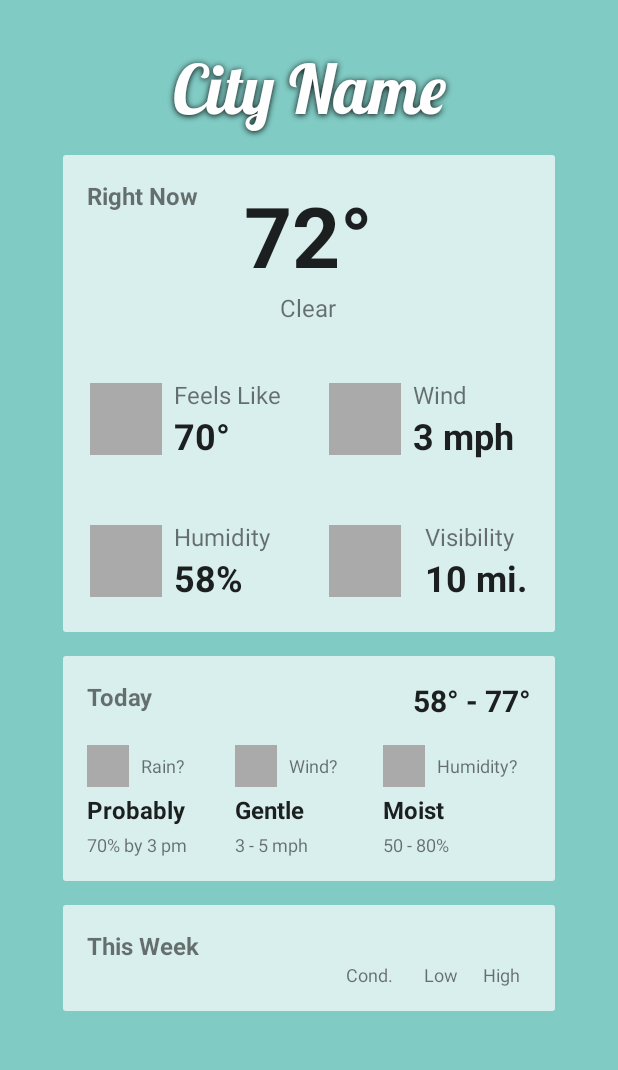
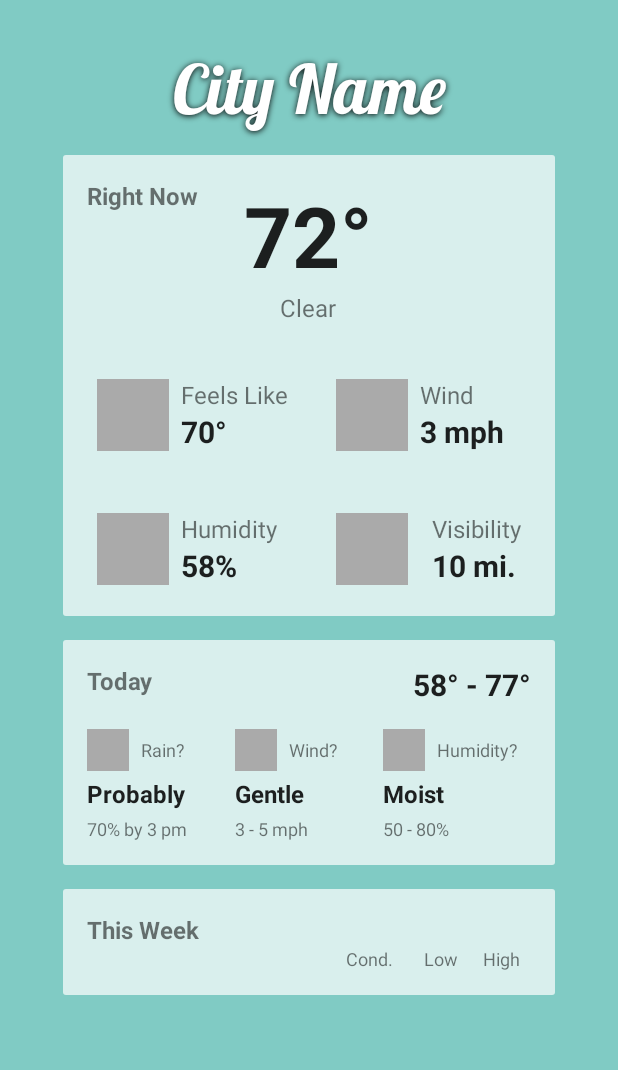
Before and after one commit to arosiclair/Weatherly, an Android app: the screen it shows after launch (MainActivity), on a phone screen of 412 x 824 dp, the part 62-1132 px from its top. Run offline under Robolectric (Android 15) with nearby library versions, the phone set to English and light mode, and no system bars.

Commit message:
Reduced text size of Right Now forecast details

```diff
--- a/app/src/main/res/layout/fragment_city.xml
+++ b/app/src/main/res/layout/fragment_city.xml
@@ -133,7 +133,7 @@
                             android:paddingBottom="4dp"
                             android:text="70°"
                             android:textColor="@color/abc_primary_text_material_light"
-                            android:textSize="24sp"
+                            android:textSize="20sp"
                             android:textStyle="bold" />
                     </LinearLayout>
 
@@ -175,7 +175,7 @@
                             android:paddingBottom="4dp"
                             android:text="3 mph"
                             android:textColor="@color/abc_primary_text_material_light"
-                            android:textSize="24sp"
+                            android:textSize="20sp"
                             android:textStyle="bold" />
                     </LinearLayout>
 
@@ -217,7 +217,7 @@
                             android:paddingBottom="4dp"
                             android:text="58%"
                             android:textColor="@color/abc_primary_text_material_light"
-                            android:textSize="24sp"
+                            android:textSize="20sp"
                             android:textStyle="bold" />
                     </LinearLayout>
 
@@ -259,7 +259,7 @@
                             android:paddingBottom="4dp"
                             android:text="10 mi."
                             android:textColor="@color/abc_primary_text_material_light"
-                            android:textSize="24sp"
+                            android:textSize="20sp"
                             android:textStyle="bold" />
                     </LinearLayout>
 
```
